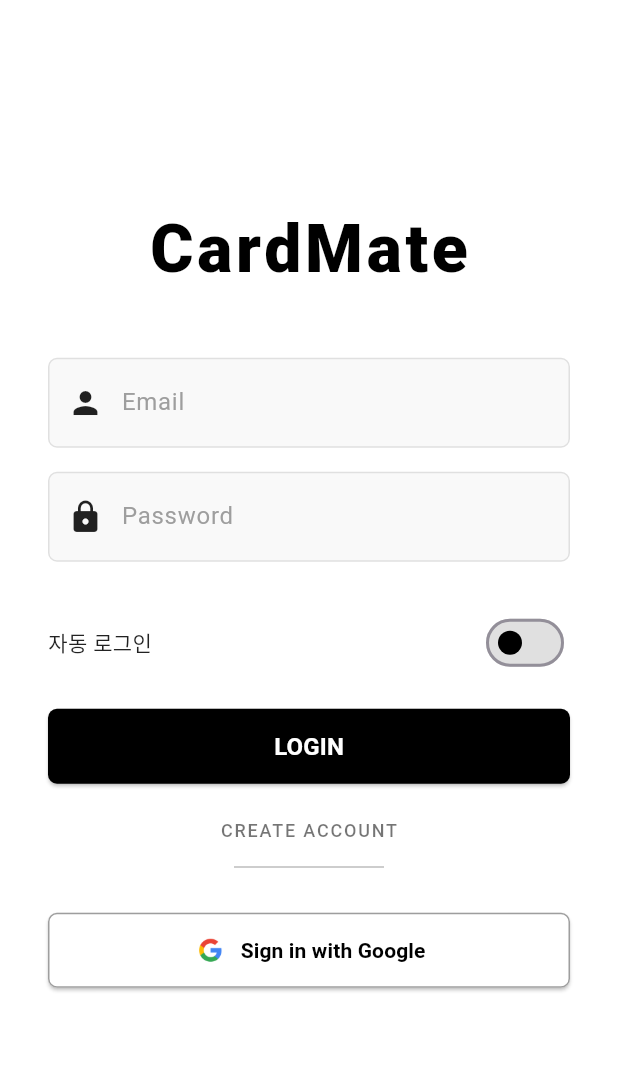
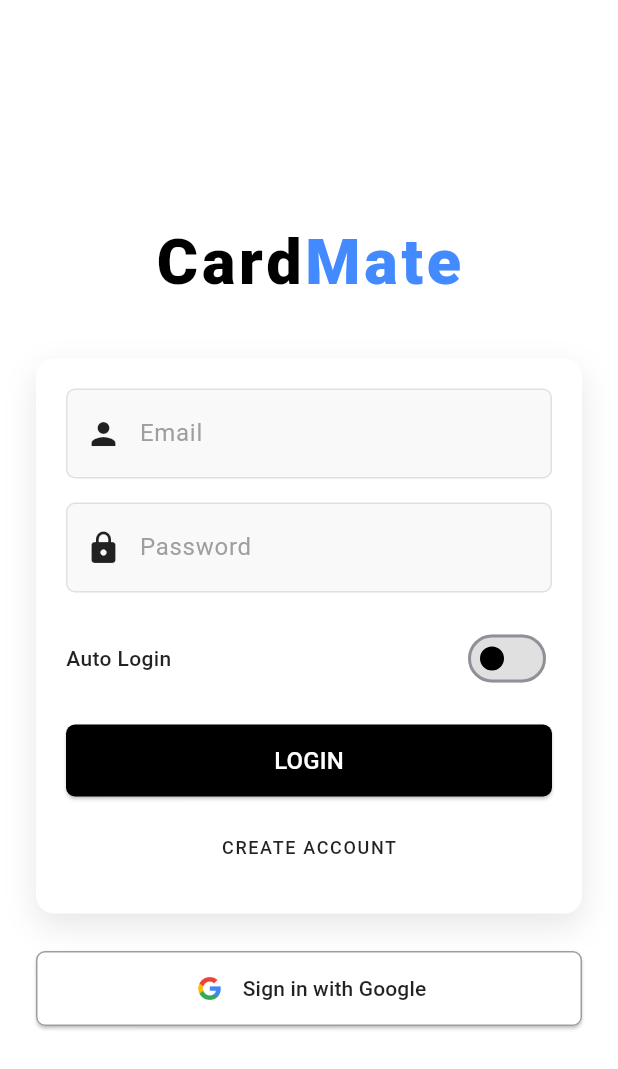
Before and after one commit to nfccapstone/CardMate, a Flutter app: the screen it shows after launch, on a phone screen of 412 x 824 dp. Shown: the top 1069 px of the screen. Run offline on Flutter 3.47's test engine with Material 3 defaults, Android fonts, the phone set to English and light mode, and no system bars; our stand-ins replace cloud_firestore, file_picker, firebase_auth, firebase_core, firebase_storage, get and 4 more; missing offline and left inert: flutter_quill, nfc_manager; accounts and stored records are empty.

Commit message:
login fix

```diff
--- a/lib/features/login/login_screen.dart
+++ b/lib/features/login/login_screen.dart
@@ -13,21 +13,53 @@ class LoginScreen extends StatelessWidget {
       backgroundColor: Colors.white,
       body: Center(
         child: SingleChildScrollView(
-          padding: const EdgeInsets.symmetric(horizontal: 32.0),
+          padding: const EdgeInsets.symmetric(horizontal: 24),
           child: Column(
             mainAxisSize: MainAxisSize.min,
             children: [
-              const Text(
-                "CardMate",
+              const SizedBox(height: 40),
+              // 앱 로고 (CardMate)
+              RichText(
+                text: const TextSpan(
+                  children: [
+                    TextSpan(
+                      text: "Card",
                       style: TextStyle(
-                  fontSize: 44,
+                        fontSize: 42,
                         fontWeight: FontWeight.w900,
+                        color: Colors.black,
                         letterSpacing: 2.5,
-                  color: Colors.black,
+                      ),
+                    ),
+                    TextSpan(
+                      text: "Mate",
+                      style: TextStyle(
+                        fontSize: 42,
+                        fontWeight: FontWeight.w900,
+                        color: Colors.blueAccent,
+                        letterSpacing: 2.5,
+                      ),
+                    ),
+                  ],
                 ),
               ),
               const SizedBox(height: 40),
-              Column(
+
+              // 입력창 + 로그인 관련 박스
+              Container(
+                padding: const EdgeInsets.all(20),
+                decoration: BoxDecoration(
+                  color: Colors.white,
+                  borderRadius: BorderRadius.circular(12),
+                  boxShadow: [
+                    BoxShadow(
+                      color: Colors.grey.withOpacity(0.25),
+                      blurRadius: 18,
+                      offset: const Offset(0, 8),
+                    ),
+                  ],
+                ),
+                child: Column(
                   children: [
                     _buildInputField(
                       controller.emailController,
@@ -42,20 +74,18 @@ class LoginScreen extends StatelessWidget {
                       Icons.lock,
                       true,
                     ),
-                ],
-              ),
-              const SizedBox(height: 30),
+                    const SizedBox(height: 20),
 
-              // 자동 로그인 체크박스 추가
-              // 자동 로그인 체크박스 부분 수정
+                    // 자동 로그인 스위치
                     Row(
                       mainAxisAlignment: MainAxisAlignment.spaceBetween,
                       children: [
                         const Text(
-                    "자동 로그인",
+                          "Auto Login",
                           style: TextStyle(
                             fontSize: 14,
-                      color: Colors.black87, // 텍스트 색상 일치
+                            color: Colors.black87, // 가시성 향상
+                            fontWeight: FontWeight.w500,
                           ),
                         ),
                         Obx(() => Switch(
@@ -63,57 +93,51 @@ class LoginScreen extends StatelessWidget {
                               onChanged: (value) {
                                 controller.isAutoLogin.value = value;
                               },
-                        activeColor: Colors.black, // 스위치 슬라이더 색
-                        activeTrackColor: Colors.black26, // 스위치 배경 색
-                        inactiveThumbColor:
-                            const Color.fromARGB(255, 0, 0, 0), // 비활성 슬라이더
-                        inactiveTrackColor: Colors.grey.shade300, // 비활성 배경
+                              activeColor: Colors.black,
+                              inactiveThumbColor: Colors.black,
+                              inactiveTrackColor: Colors.grey.shade300,
                             )),
                       ],
                     ),
-
                     const SizedBox(height: 20),
 
+                    // 로그인 버튼
                     ElevatedButton(
                       onPressed: controller.login,
                       style: ElevatedButton.styleFrom(
                         backgroundColor: Colors.black,
                         foregroundColor: Colors.white,
-                  minimumSize: const Size(double.infinity, 50),
+                        minimumSize: const Size(double.infinity, 48),
                         shape: RoundedRectangleBorder(
                           borderRadius: BorderRadius.circular(6),
                         ),
                       ),
-                child: const Text(
-                  "LOGIN",
-                  style: TextStyle(fontSize: 16, fontWeight: FontWeight.bold),
+                      child:
+                          const Text("LOGIN", style: TextStyle(fontSize: 16)),
                     ),
-              ),
-              const SizedBox(height: 7),
 
-              Column(
-                children: [
+                    const SizedBox(height: 10),
+
+                    // 계정 생성
                     TextButton(
                       onPressed: () => Get.toNamed('/register'),
                       child: const Text(
                         "CREATE ACCOUNT",
                         style: TextStyle(
-                        color: Colors.black54,
                           fontSize: 12,
+                          color: Colors.black87, // 더 진한 색상
+                          letterSpacing: 1.1,
                           fontWeight: FontWeight.w500,
-                        letterSpacing: 1.2,
                         ),
                       ),
                     ),
-                  Container(
-                    width: 100,
-                    height: 1,
-                    color: Colors.black26,
-                  ),
                   ],
                 ),
-              const SizedBox(height: 30),
+              ),
 
+              const SizedBox(height: 25),
+
+              // Google 로그인
               ElevatedButton(
                 onPressed: controller.loginWithGoogle,
                 style: ElevatedButton.styleFrom(
@@ -128,17 +152,12 @@ class LoginScreen extends StatelessWidget {
                 child: Row(
                   mainAxisAlignment: MainAxisAlignment.center,
                   children: [
-                    // 구글 아이콘 이미지 추가
-                    Image.asset(
-                      'assets/images/google.png', // 경로에 맞게 수정
-                      width: 24, // 원하는 크기로 설정
-                      height: 24, // 원하는 크기로 설정
-                    ),
-                    const SizedBox(width: 8), // 텍스트와 아이콘 사이의 간격
+                    Image.asset('assets/images/google.png',
+                        width: 24, height: 24),
+                    const SizedBox(width: 10),
                     const Text(
                       "Sign in with Google",
-                      style:
-                          TextStyle(fontSize: 14, fontWeight: FontWeight.w600),
+                      style: TextStyle(color: Colors.black87),
                     ),
                   ],
                 ),
```
Lines whose indentation alone changed are shown as unchanged.
